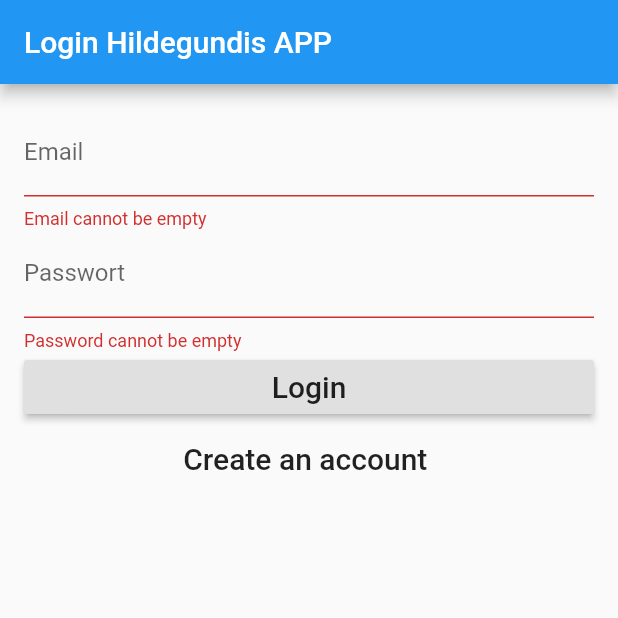
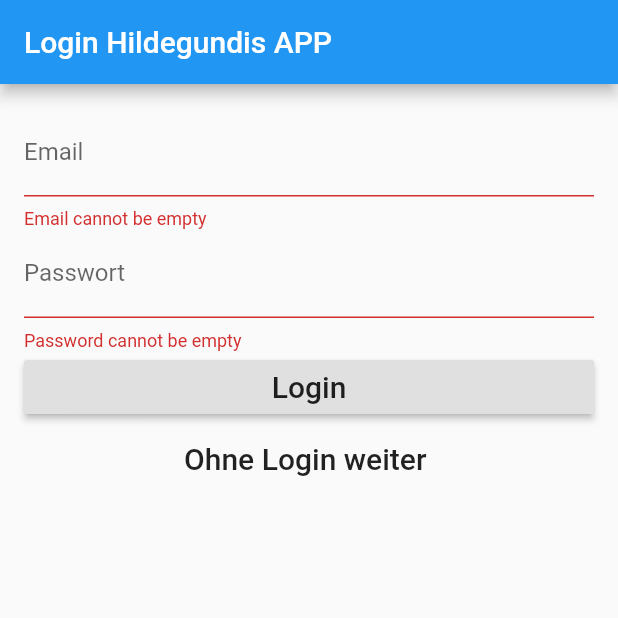
Before and after one commit to Niggoe/hildegundis-flutter, a Flutter app: the screen it shows after launch, after a tap on "Login", on a phone screen of 412 x 824 dp, the top half of it. Run offline on Flutter 3.47's test engine with Material 2 defaults, Android fonts, the phone set to English and light mode, and no system bars; our stand-ins replace firebase_auth; accounts and stored records are empty; network calls fail.

Commit message:
login not necessary

```diff
--- a/lib/login.dart
+++ b/lib/login.dart
@@ -6,18 +6,17 @@ import 'homescreen.dart';
 
 class LoginPage extends StatefulWidget {
   static String tag = 'login-page';
+
   @override
   State<StatefulWidget> createState() => new _LoginPageState();
 }
 
-enum FormType { login, register }
 
 class _LoginPageState extends State<LoginPage> {
   final formKey = new GlobalKey<FormState>();
 
   String _email;
   String _password;
-  FormType _formType = FormType.login;
 
   bool validateAndSave() {
     final form = formKey.currentState;
@@ -32,36 +31,16 @@ class _LoginPageState extends State<LoginPage> {
   Future validateAndSubmit() async {
     if (validateAndSave()) {
       try {
-        if (_formType == FormType.login) {
         FirebaseUser user = await FirebaseAuth.instance
             .signInWithEmailAndPassword(email: _email, password: _password);
         print("Signed in: ${user.uid}");
         Navigator.of(context).pushReplacementNamed(HomePage.tag);
-        } else {
-          FirebaseUser user = await FirebaseAuth.instance
-              .createUserWithEmailAndPassword(
-                  email: _email, password: _password);
-          print("Registered user ${user.uid}");
-        }
       } catch (e) {
         print("Error $e");
       }
     }
   }
 
-  void moveToRegister() {
-    formKey.currentState.reset();
-    setState(() {
-      _formType = FormType.register;
-    });
-  }
-
-  void moveToLogin() {
-    formKey.currentState.reset();
-    setState(() {
-      _formType = FormType.login;
-    });
-  }
 
   @override
   Widget build(BuildContext context) {
@@ -97,7 +76,6 @@ class _LoginPageState extends State<LoginPage> {
   }
 
   List<Widget> buildSubmitButtons() {
-    if (_formType == FormType.login) {
     return [
       new RaisedButton(
         onPressed: validateAndSubmit,
@@ -108,29 +86,15 @@ class _LoginPageState extends State<LoginPage> {
       ),
       new FlatButton(
         child: new Text(
-            'Create an account ',
+          'Ohne Login weiter ',
           style: new TextStyle(fontSize: 20.0),
         ),
-          onPressed: moveToRegister,
-        )
-      ];
-    } else {
-      return [
-        new RaisedButton(
-          onPressed: validateAndSubmit,
-          child: new Text(
-            'Register',
-            style: new TextStyle(fontSize: 20.0),
-          ),
-        ),
-        new FlatButton(
-          child: new Text(
-            'Have an Account? Login',
-            style: new TextStyle(fontSize: 20.0),
-          ),
-          onPressed: moveToLogin,
+        onPressed: handleLoginWithoutCredentials,
       )
     ];
   }
+
+  void handleLoginWithoutCredentials() {
+    Navigator.of(context).pushReplacementNamed(HomePage.tag);
   }
 }
--- a/pubspec.yaml
+++ b/pubspec.yaml
@@ -12,6 +12,7 @@ dependencies:
   http: "^0.11.3+16"
   intl: "0.15.5"
   firebase_auth: 0.5.4
+  flutter_launcher_icons: "^0.2.1"
 
 dev_dependencies:
   flutter_test:
@@ -59,3 +60,7 @@ flutter:
   #
   # For details regarding fonts from package dependencies,
   # see https://flutter.io/custom-fonts/#from-packages
+flutter_icons:
+  image_path: "AppLogo.png"
+  android: true
+  ios: "Example-Icon"
```
Also changed, not shown: lib/StrafeService.dart (+18 -5 lines), lib/spiessbuch.dart (+25 -7 lines). Lines whose indentation alone changed are shown as unchanged.
